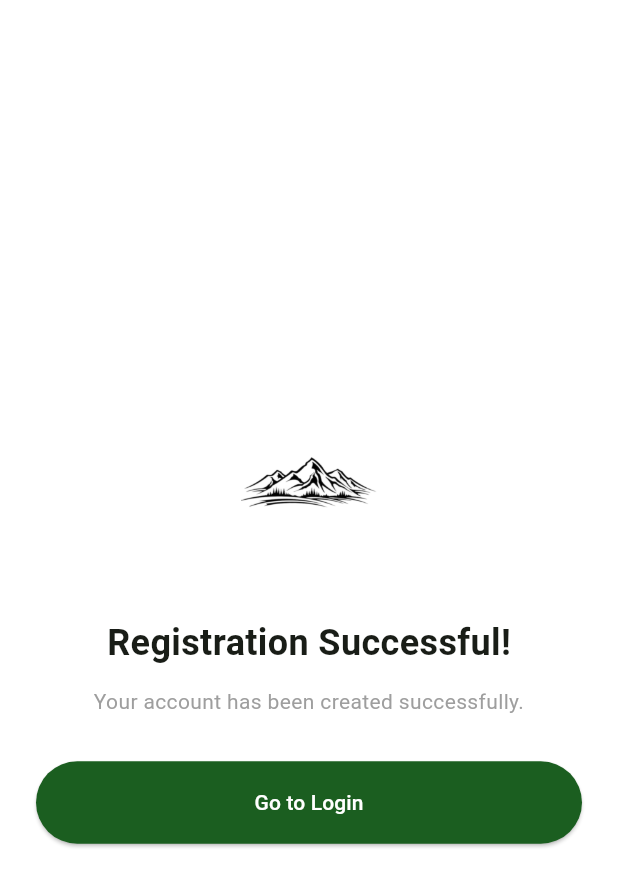
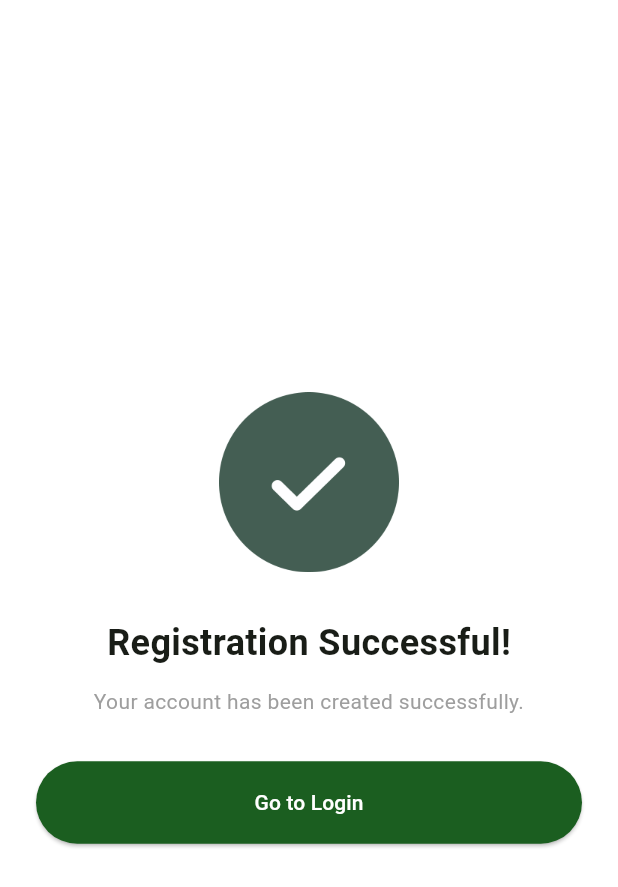
Before and after one commit to LummyHills97/hills_book_store, a Flutter app: the SuccessScreen screen opened directly, on a phone screen of 412 x 824 dp. Shown: the top 887 px of the screen. Run offline on Flutter 3.47's test engine with Material 3 defaults, Android fonts, the light colour scheme and no system bars; our stand-ins replace flutter_bloc; Roboto replaces fonts that are missing (Poppins).

Commit message:
added icons

```diff
--- a/lib/features/onboarding/presentation/screens/success_screen.dart
+++ b/lib/features/onboarding/presentation/screens/success_screen.dart
@@ -13,7 +13,7 @@ class SuccessScreen extends StatelessWidget {
           child: Column(
             mainAxisAlignment: MainAxisAlignment.center,
             children: [
-              Image.asset("assets/images/onboarding/onboarding0.png", height: 120),
+              Image.asset("assets/images/onboarding/success.png", height: 120),
               const SizedBox(height: 30),
               const Text(
                 "Registration Successful!",
```
Also changed, not shown: assets/icons/facebook.png (added), assets/icons/google.png (added), assets/icons/twitter.png (added).
